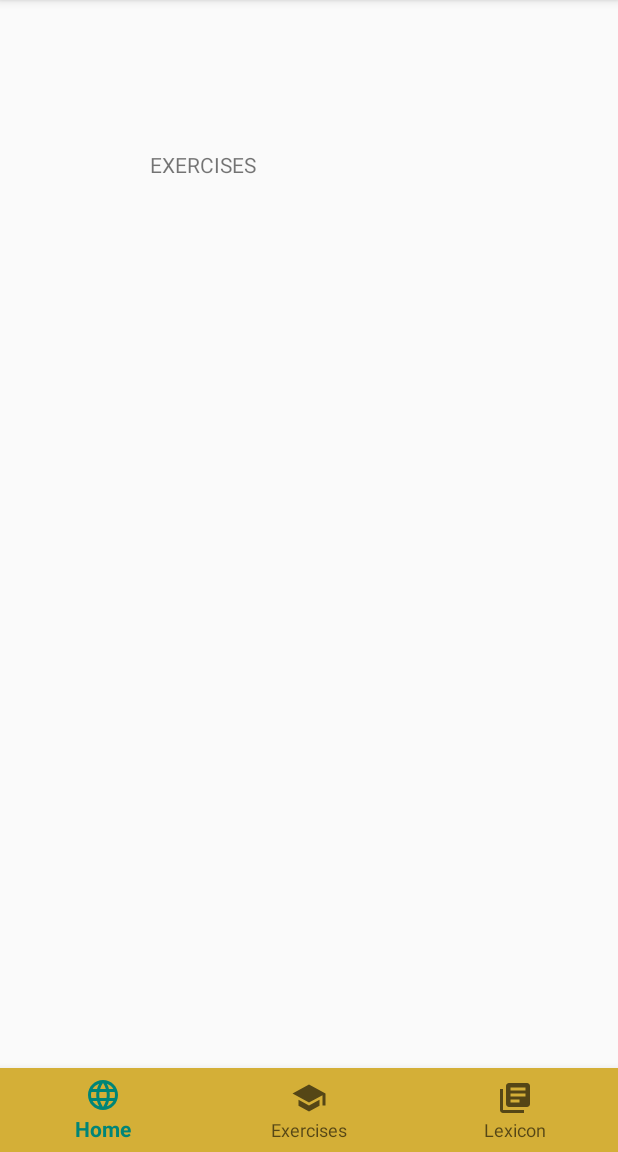
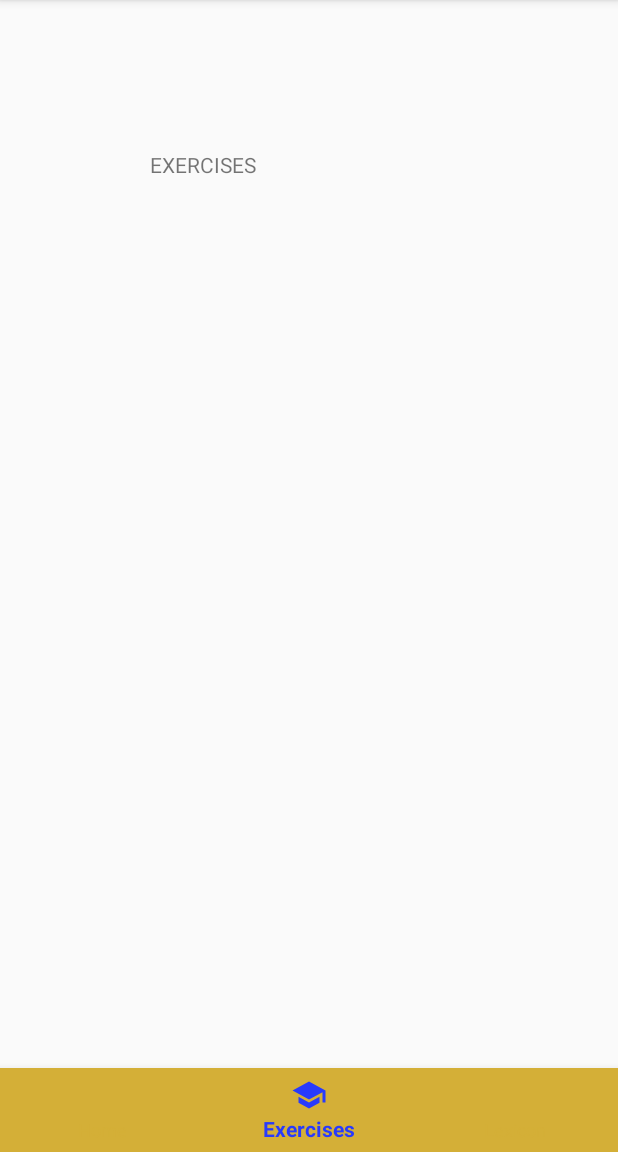
Before and after one commit to Hugsim/DATX02-20-11, an Android app: the screen it shows after launch (ExerciseActivity), item 2 of the bottom bar chosen, on a phone screen of 412 x 824 dp, the part 84-1236 px from its top. Run offline under Robolectric (Android 15) with nearby library versions, the phone set to English and light mode, and no system bars.

Commit message:
correct highlight of icon when navigating navigationbar

```diff
--- a/SmartLearning/app/src/main/java/org/grammaticalframework/View/ExerciseActivity.java
+++ b/SmartLearning/app/src/main/java/org/grammaticalframework/View/ExerciseActivity.java
@@ -28,6 +28,7 @@ public class ExerciseActivity extends BaseActivity {
         intentHome = new Intent(this, HomeActivity.class);
         bottomNavigation = findViewById(R.id.navigation);
         bottomNavigation.setOnNavigationItemSelectedListener(navListener);
+        bottomNavigation.getMenu().getItem(1).setChecked(true);
     }
 
     private BottomNavigationView.OnNavigationItemSelectedListener navListener = new BottomNavigationView.OnNavigationItemSelectedListener() {
--- a/SmartLearning/app/src/main/java/org/grammaticalframework/View/HomeActivity.java
+++ b/SmartLearning/app/src/main/java/org/grammaticalframework/View/HomeActivity.java
@@ -32,6 +32,7 @@ public class HomeActivity extends BaseActivity {
         intentLexicon = new Intent(this, LexiconActivity.class);
         bottomNavigation = findViewById(R.id.navigation);
         bottomNavigation.setOnNavigationItemSelectedListener(navListener);
+        bottomNavigation.getMenu().getItem(0).setChecked(true);
 
     }
 
--- a/SmartLearning/app/src/main/java/org/grammaticalframework/View/LexiconActivity.java
+++ b/SmartLearning/app/src/main/java/org/grammaticalframework/View/LexiconActivity.java
@@ -30,6 +30,7 @@ public class LexiconActivity extends BaseActivity {
         intentHome = new Intent(this, HomeActivity.class);
         bottomNavigation = findViewById(R.id.navigation);
         bottomNavigation.setOnNavigationItemSelectedListener(navListener);
+        bottomNavigation.getMenu().getItem(2).setChecked(true);
     }
 
     private BottomNavigationView.OnNavigationItemSelectedListener navListener = new BottomNavigationView.OnNavigationItemSelectedListener() {
--- /dev/null
+++ b/SmartLearning/app/src/main/res/drawable/navigation_bar_highlight.xml
@@ -0,0 +1,7 @@
+<?xml version="1.0" encoding="utf-8"?>
+<selector xmlns:android="http://schemas.android.com/apk/res/android">
+    <item android:state_checked="true"
+        android:color="@color/Blue" />
+    <item android:color="@color/Gold"  />
+
+</selector>
--- a/SmartLearning/app/src/main/res/layout/fragment_navigation.xml
+++ b/SmartLearning/app/src/main/res/layout/fragment_navigation.xml
@@ -5,6 +5,8 @@
             android:id="@+id/navigation"
             android:layout_width="match_parent"
             android:layout_height="56dp"
+        app:itemIconTint="@drawable/navigation_bar_highlight"
+        app:itemTextColor="@drawable/navigation_bar_highlight"
             android:layout_alignParentBottom="true"
             android:background="@color/Gold"
             app:theme="@style/ThemeOverlay.AppCompat.navTheme"
```
